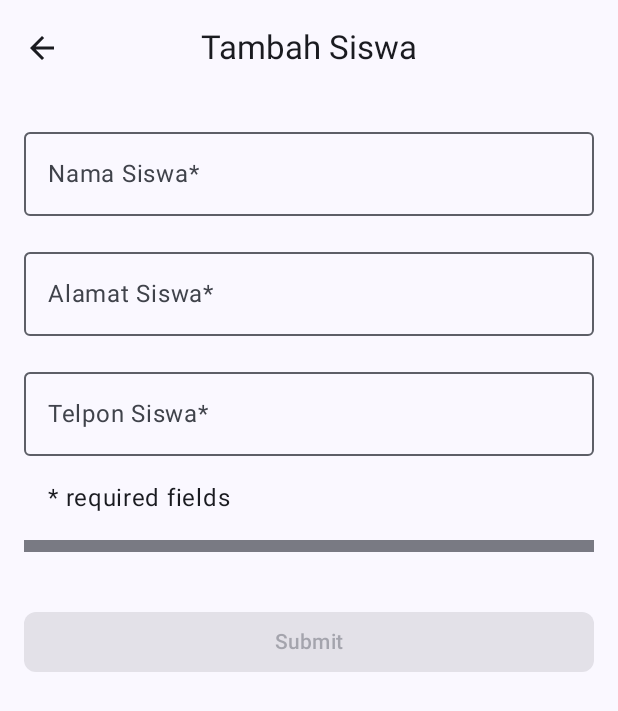
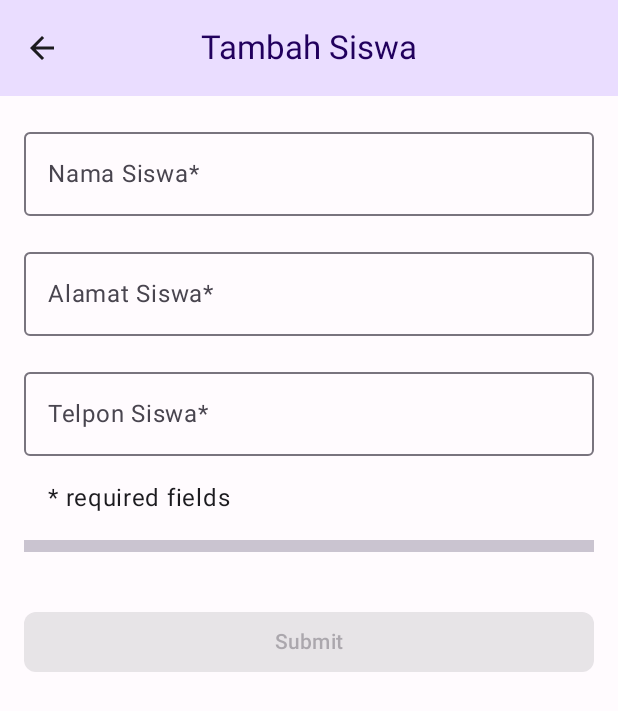
Before and after one commit to FawwazDzul/0122_RoomDatabase, an Android app built with Jetpack Compose: the screen it shows after launch (MainActivity), after a tap on "Tambah Siswa", on a phone screen of 412 x 824 dp. Shown: the top 711 px of the screen. Run offline under Robolectric (Android 15) with nearby library versions, the phone set to English and light mode, and no system bars; our stand-ins replace Room's generated code.

Commit message:
Pennyelsaian error

```diff
--- a/app/build.gradle.kts
+++ b/app/build.gradle.kts
@@ -6,9 +6,7 @@ plugins {
 
 android {
     namespace = "com.example.a0122_roomdatabase"
-    compileSdk {
-        version = release(37)
-    }
+    compileSdk = 37
 
     defaultConfig {
         applicationId = "com.example.a0122_roomdatabase"
--- a/app/src/main/java/com/example/a0122_roomdatabase/MainActivity.kt
+++ b/app/src/main/java/com/example/a0122_roomdatabase/MainActivity.kt
@@ -14,7 +14,6 @@ import com.example.a0122_roomdatabase.uicontroller.SiswaApp
 class MainActivity : ComponentActivity() {
     override fun onCreate(savedInstanceState: Bundle?) {
         super.onCreate(savedInstanceState)
-        enableEdgeToEdge()
         setContent {
             _0122_RoomDatabaseTheme {
                 Surface(
--- a/app/src/main/java/com/example/a0122_roomdatabase/ui/theme/Theme.kt
+++ b/app/src/main/java/com/example/a0122_roomdatabase/ui/theme/Theme.kt
@@ -9,35 +9,40 @@ import androidx.compose.material3.dynamicDarkColorScheme
 import androidx.compose.material3.dynamicLightColorScheme
 import androidx.compose.material3.lightColorScheme
 import androidx.compose.runtime.Composable
+import androidx.compose.ui.graphics.Color
 import androidx.compose.ui.platform.LocalContext
 
 private val DarkColorScheme = darkColorScheme(
     primary = Purple80,
     secondary = PurpleGrey80,
-    tertiary = Pink80
+    tertiary = Pink80,
+    background = Color(0xFF1C1B1F),
+    surface = Color(0xFF1C1B1F),
+    onPrimary = Color(0xFF381E72),
+    onSecondary = Color(0xFF332D41),
+    onTertiary = Color(0xFF492532),
+    onBackground = Color(0xFFE6E1E5),
+    onSurface = Color(0xFFE6E1E5)
 )
 
 private val LightColorScheme = lightColorScheme(
     primary = Purple40,
     secondary = PurpleGrey40,
-    tertiary = Pink40
-
-    /* Other default colors to override
+    tertiary = Pink40,
     background = Color(0xFFFFFBFE),
     surface = Color(0xFFFFFBFE),
     onPrimary = Color.White,
     onSecondary = Color.White,
     onTertiary = Color.White,
     onBackground = Color(0xFF1C1B1F),
-    onSurface = Color(0xFF1C1B1F),
-    */
+    onSurface = Color(0xFF1C1B1F)
 )
 
 @Composable
 fun _0122_RoomDatabaseTheme(
-    darkTheme: Boolean = isSystemInDarkTheme(),
+    darkTheme: Boolean = false,
     // Dynamic color is available on Android 12+
-    dynamicColor: Boolean = true,
+    dynamicColor: Boolean = false,
     content: @Composable () -> Unit
 ) {
     val colorScheme = when {
--- a/app/src/main/java/com/example/a0122_roomdatabase/uicontroller/PetaNavigasi.kt
+++ b/app/src/main/java/com/example/a0122_roomdatabase/uicontroller/PetaNavigasi.kt
@@ -6,7 +6,9 @@ import androidx.compose.material3.CenterAlignedTopAppBar
 import androidx.compose.material3.ExperimentalMaterial3Api
 import androidx.compose.material3.Icon
 import androidx.compose.material3.IconButton
+import androidx.compose.material3.MaterialTheme
 import androidx.compose.material3.Text
+import androidx.compose.material3.TopAppBarDefaults
 import androidx.compose.material3.TopAppBarScrollBehavior
 import androidx.compose.runtime.Composable
 import androidx.compose.ui.Modifier
@@ -33,9 +35,14 @@ fun SiswaTopAppBar(
     scrollBehavior: TopAppBarScrollBehavior? = null,
     navigateUp: () -> Unit = {}
 ) {
-    CenterAlignedTopAppBar(title = { Text(title) },
+    CenterAlignedTopAppBar(
+        title = { Text(title) },
         modifier = modifier,
         scrollBehavior = scrollBehavior,
+        colors = TopAppBarDefaults.topAppBarColors(
+            containerColor = MaterialTheme.colorScheme.primaryContainer,
+            titleContentColor = MaterialTheme.colorScheme.onPrimaryContainer
+        ),
         navigationIcon = {
             if (canNavigateBack) {
                 IconButton(onClick = navigateUp) {
@@ -53,7 +60,11 @@ fun HostNavigasi(
     navController: NavHostController,
     modifier: Modifier = Modifier
 ){
-    NavHost(navController=navController, startDestination = DestinasiHome.route, modifier = Modifier)
+    NavHost(
+        navController = navController,
+        startDestination = DestinasiHome.route,
+        modifier = modifier
+    )
     {
         composable(DestinasiHome.route){
             HomeScreen(
--- a/app/src/main/java/com/example/a0122_roomdatabase/view/HalamanEntry.kt
+++ b/app/src/main/java/com/example/a0122_roomdatabase/view/HalamanEntry.kt
@@ -48,6 +48,7 @@ fun EntrySiswaScreen(
             SiswaTopAppBar(
                 title = stringResource(DestinasiEntry.titleRes),
                 canNavigateBack = true,
+                navigateUp = navigateBack,
                 scrollBehavior = scrollBehavior
             )
         }) { innerPadding ->
--- a/app/src/main/java/com/example/a0122_roomdatabase/view/HalamanHome.kt
+++ b/app/src/main/java/com/example/a0122_roomdatabase/view/HalamanHome.kt
@@ -84,16 +84,21 @@ fun HomeScreen(
 @Composable
 fun BodyHome(
     itemSiswa: List<Siswa>,
-    modifier: Modifier=Modifier){
+    modifier: Modifier = Modifier
+){
     Column(
         horizontalAlignment = Alignment.CenterHorizontally,
+        verticalArrangement = if (itemSiswa.isEmpty()) Arrangement.Center else Arrangement.Top,
         modifier = modifier
     ){
         if (itemSiswa.isEmpty()) {
             Text(
                 text = stringResource(R.string.deskripsi_no_item),
                 textAlign = TextAlign.Center,
-                style = MaterialTheme.typography.titleLarge
+                style = MaterialTheme.typography.titleLarge,
+                modifier = Modifier
+                    .fillMaxWidth()
+                    .padding(dimensionResource(id = R.dimen.padding_medium))
             )
         } else {
             ListSiswa(
```
